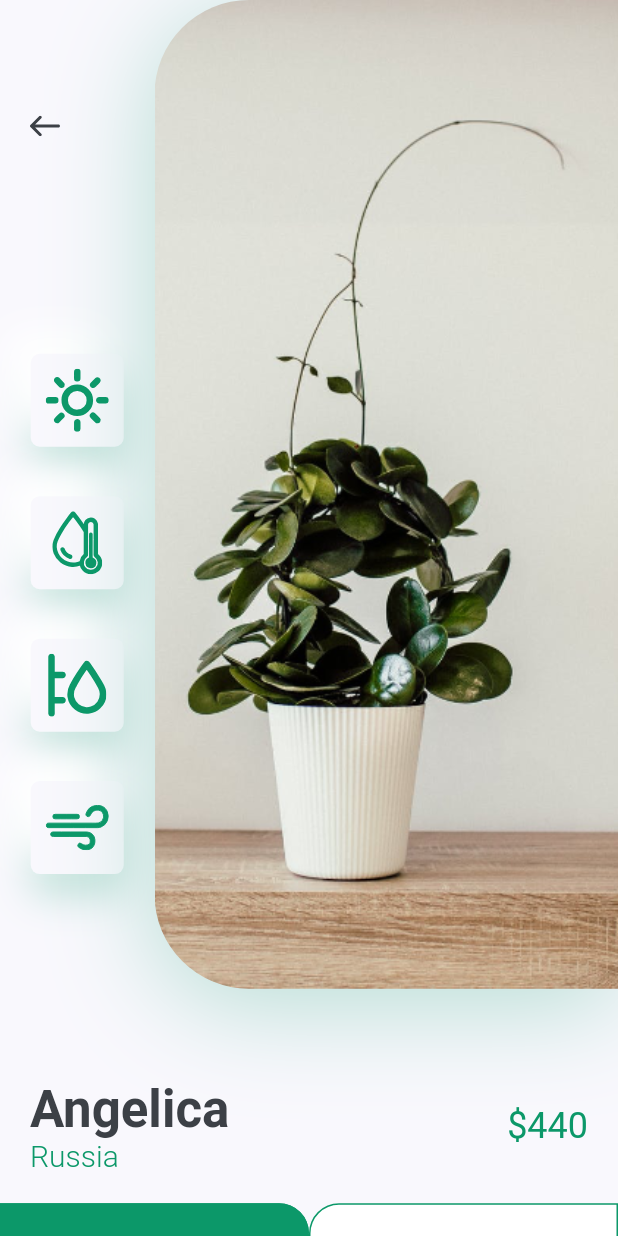
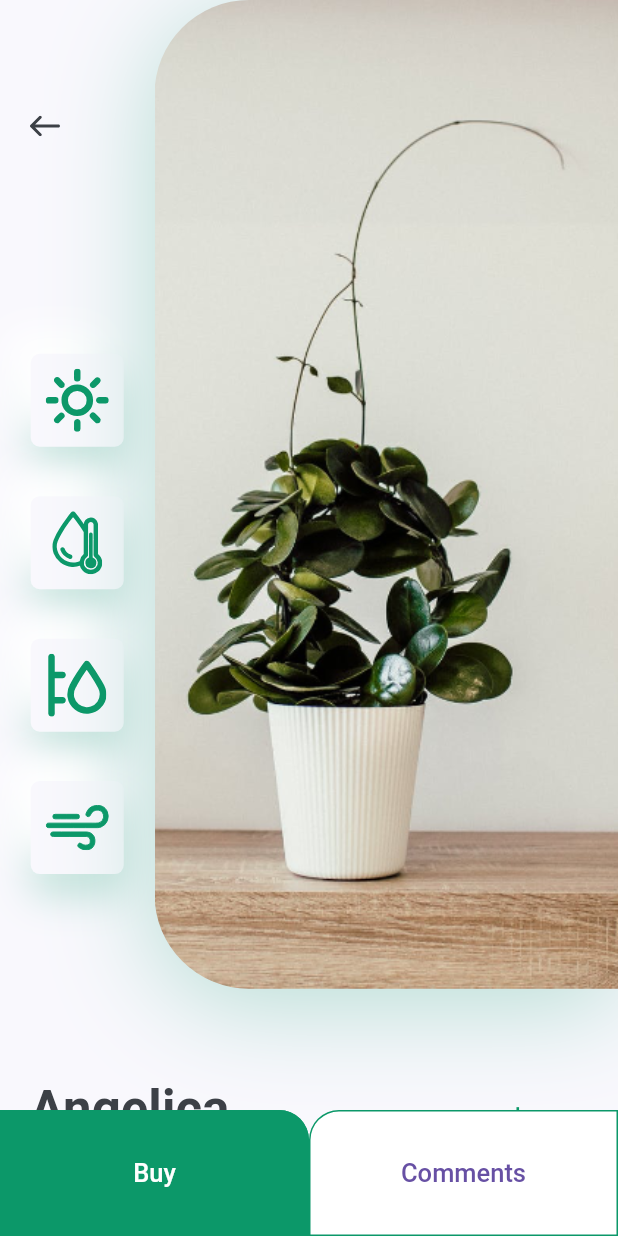
Before and after one commit to AliRahimi1388/planet_vitrin, a Flutter app: the DetailsScreen screen opened directly, on a phone screen of 412 x 824 dp. Run offline on Flutter 3.47's test engine with Material 2 defaults, Android fonts, the phone set to English and light mode, and no system bars; our stand-ins replace flutter_svg.

Commit message:
Add app details bar

```diff
--- a/lib/screens/details/components/body.dart
+++ b/lib/screens/details/components/body.dart
@@ -21,44 +21,6 @@ class Body extends StatelessWidget {
           SizedBox(
             height: kDefaultPaddding,
           ),
-          Row(
-            children: [
-              SizedBox(
-                width: size.width / 2,
-                height: 84,
-                child: TextButton(
-                    onPressed: () {},
-                    child: Text("Buy", style: TextStyle(fontSize: 17)),
-                    style: ButtonStyle(
-                        foregroundColor:
-                            MaterialStateProperty.all<Color>(Colors.white),
-                        backgroundColor:
-                            MaterialStateProperty.all<Color>(kPrimaryColor),
-                        shape:
-                            MaterialStateProperty.all<RoundedRectangleBorder>(
-                                RoundedRectangleBorder(
-                                    borderRadius: BorderRadius.only(
-                                        topRight: Radius.circular(20)),
-                                    side: BorderSide(color: kPrimaryColor))))),
-              ),
-              SizedBox(
-                width: size.width / 2,
-                height: 84,
-                child: TextButton(
-                    onPressed: () {},
-                    child: Text("Comments", style: TextStyle(fontSize: 17)),
-                    style: ButtonStyle(
-                        backgroundColor:
-                            MaterialStateProperty.all<Color>(Colors.white),
-                        shape:
-                            MaterialStateProperty.all<RoundedRectangleBorder>(
-                                RoundedRectangleBorder(
-                                    borderRadius: BorderRadius.only(
-                                        topLeft: Radius.circular(20)),
-                                    side: BorderSide(color: kPrimaryColor))))),
-              )
-            ],
-          )
         ],
       ),
     );
--- /dev/null
+++ b/lib/screens/details/components/buttom_buy_comment_bar.dart
@@ -0,0 +1,50 @@
+import 'package:flutter/material.dart';
+
+import '../../../constants.dart';
+
+class ButtomBuyCommentBar extends StatelessWidget {
+  const ButtomBuyCommentBar({
+    super.key,
+  });
+
+  @override
+  Widget build(BuildContext context) {
+    Size size = MediaQuery.of(context).size;
+    return Row(
+      children: [
+        SizedBox(
+          width: size.width / 2,
+          height: 84,
+          child: TextButton(
+              onPressed: () {},
+              child: Text("Buy", style: TextStyle(fontSize: 17)),
+              style: ButtonStyle(
+                  foregroundColor:
+                      MaterialStateProperty.all<Color>(Colors.white),
+                  backgroundColor:
+                      MaterialStateProperty.all<Color>(kPrimaryColor),
+                  shape: MaterialStateProperty.all<RoundedRectangleBorder>(
+                      RoundedRectangleBorder(
+                          borderRadius:
+                              BorderRadius.only(topRight: Radius.circular(20)),
+                          side: BorderSide(color: kPrimaryColor))))),
+        ),
+        SizedBox(
+          width: size.width / 2,
+          height: 84,
+          child: TextButton(
+              onPressed: () {},
+              child: Text("Comments", style: TextStyle(fontSize: 17)),
+              style: ButtonStyle(
+                  backgroundColor:
+                      MaterialStateProperty.all<Color>(Colors.white),
+                  shape: MaterialStateProperty.all<RoundedRectangleBorder>(
+                      RoundedRectangleBorder(
+                          borderRadius:
+                              BorderRadius.only(topLeft: Radius.circular(20)),
+                          side: BorderSide(color: kPrimaryColor))))),
+        )
+      ],
+    );
+  }
+}
--- a/lib/screens/details/details_screen.dart
+++ b/lib/screens/details/details_screen.dart
@@ -1,5 +1,8 @@
 import 'package:flutter/material.dart';
 import 'package:planet_app/screens/details/components/body.dart';
+
+import '../home/components/my_bottom_navbar.dart';
+import 'components/buttom_buy_comment_bar.dart';
 
 
 class DetailsScreen extends StatelessWidget {
@@ -9,6 +12,7 @@ class DetailsScreen extends StatelessWidget {
   Widget build(BuildContext context) {
     return const Scaffold(
       body: Body(),
+      bottomNavigationBar: ButtomBuyCommentBar()
     );
   }
 }
```
